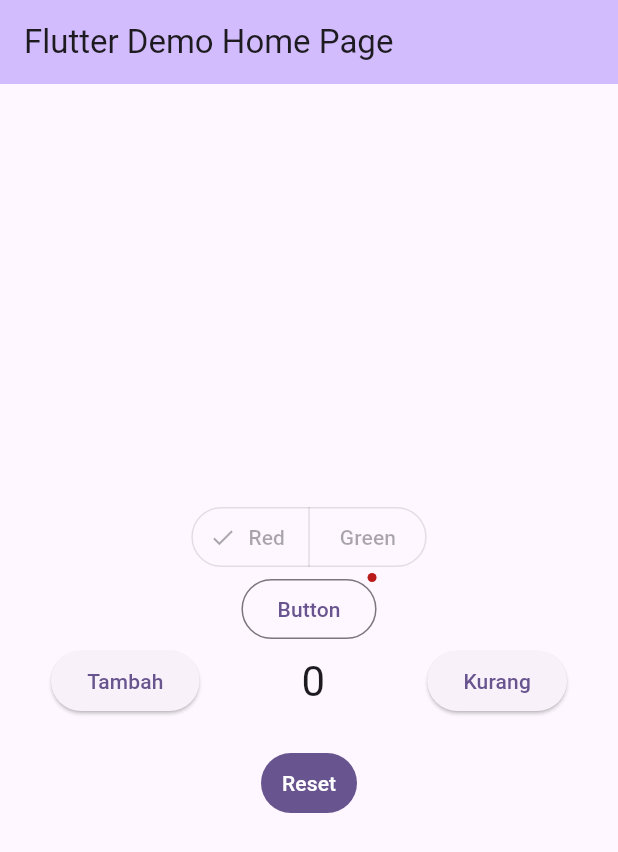
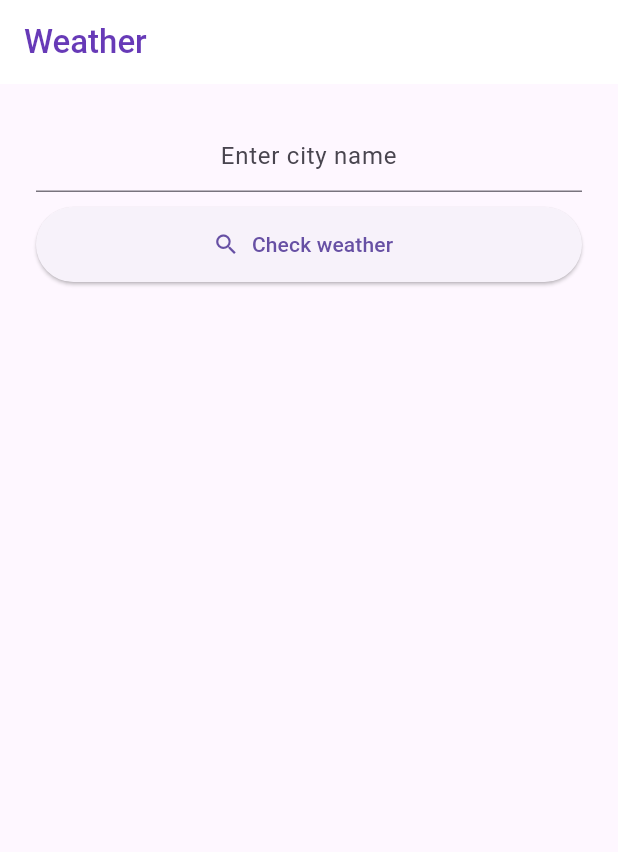
Before and after one commit to IJ4L/weather, a Flutter app: the screen it shows after launch, on a phone screen of 412 x 824 dp. Shown: the top 852 px of the screen. Run offline on Flutter 3.47's test engine with Material 2 defaults, Android fonts, the phone set to English and light mode, and no system bars; our stand-ins replace bloc, dartz, equatable, flutter_bloc, get_it, rxdart.

Commit message:
Add Presentation

```diff
--- /dev/null
+++ b/lib/domain/usecases/get_current_weather.dart
@@ -0,0 +1,14 @@
+import 'package:dartz/dartz.dart';
+import 'package:tdd/core/errors/failure.dart';
+import 'package:tdd/domain/entities/weather.dart';
+import 'package:tdd/domain/repositories/weather_repository.dart';
+
+class GetCurrentWaether {
+  final WeatherRepository repository;
+
+  GetCurrentWaether(this.repository);
+
+  Future<Either<Failure, Weather>> execute(String cityName) {
+    return repository.getCurrentWeather(cityName);
+  }
+}
--- /dev/null
+++ b/lib/injection.dart
@@ -0,0 +1,35 @@
+import 'package:http/http.dart' as http;
+import 'package:get_it/get_it.dart';
+import 'package:tdd/domain/usecases/get_current_weather.dart';
+import 'package:tdd/presentation/bloc/weather_bloc.dart';
+
+import 'data/datasources/remote_data_source.dart';
+import 'data/repositories/weather_repository_impl.dart';
+import 'domain/repositories/weather_repository.dart';
+
+final locator = GetIt.instance;
+
+void init() {
+  // bloc
+  locator.registerFactory(() => WeatherBloc(locator()));
+
+  // usecase
+  locator.registerLazySingleton(() => GetCurrentWaether(locator()));
+
+  // repository
+  locator.registerLazySingleton<WeatherRepository>(
+    () => WeatherRepositoryImpl(
+      remoteDataSource: locator(),
+    ),
+  );
+
+  // data source
+  locator.registerLazySingleton<RemoteDataSource>(
+    () => RemoteDataSourceImpl(
+      client: locator(),
+    ),
+  );
+
+  // external
+  locator.registerLazySingleton(() => http.Client());
+}
--- a/lib/main.dart
+++ b/lib/main.dart
@@ -1,6 +1,11 @@
 import 'package:flutter/material.dart';
+import 'package:flutter_bloc/flutter_bloc.dart';
+import 'package:tdd/presentation/bloc/weather_bloc.dart';
+import 'package:tdd/presentation/pages/weather_page.dart';
+import 'injection.dart' as di;
 
 void main() async {
+  di.init();
   runApp(const MyApp());
 }
 
@@ -9,123 +14,19 @@ class MyApp extends StatelessWidget {
 
   @override
   Widget build(BuildContext context) {
-    return MaterialApp(
-      title: 'Flutter Demo',
-      theme: ThemeData(
-        colorScheme: ColorScheme.fromSeed(seedColor: Colors.deepPurple),
-        useMaterial3: true,
-      ),
-      debugShowCheckedModeBanner: false,
-      home: const MyHomePage(title: 'Flutter Demo Home Page'),
-    );
-  }
-}
-
-class MyHomePage extends StatefulWidget {
-  const MyHomePage({super.key, required this.title});
-  final String title;
-  @override
-  State<MyHomePage> createState() => _MyHomePageState();
-}
-
-class _MyHomePageState extends State<MyHomePage> {
-  int _counter = 0;
-  final Color _selectedColor = Colors.blue;
-
-  void _incrementCounter() {
-    setState(() {
-      _counter++;
-    });
-  }
-
-  void _decrementCounter() {
-    if (_counter == 0) {
-      return;
-    }
-
-    setState(() {
-      _counter--;
-    });
-  }
-
-  void _resetCounter() {
-    if (_counter > 0) {
-      debugPrint("Kita berhasil mereset $_counter menjadi 0");
-      setState(() {
-        _counter = 0;
-      });
-    } else {
-      debugPrint("Kita tidak mereset karena keadaan masih kosong");
-      return;
-    }
-  }
-
-  @override
-  Widget build(BuildContext context) {
-    return Scaffold(
-      appBar: AppBar(
-        backgroundColor: Theme.of(context).colorScheme.inversePrimary,
-        title: Text(widget.title),
-      ),
-      body: Center(
-        child: Column(
-          mainAxisAlignment: MainAxisAlignment.center,
-          children: <Widget>[
-            SegmentedButton(
-              segments: const [
-                ButtonSegment<Color>(
-                  value: Colors.blue,
-                  label: Text('Red'),
-                  enabled: true,
-                ),
-                ButtonSegment<Color>(
-                  value: Colors.green,
-                  label: Text('Green'),
-                ),
-              ],
-              selected: <Color>{_selectedColor},
-            ),
-            Badge(
-              child: OutlinedButton(
-                onPressed: () => {},
-                child: const Text('Button'),
-              ),
-            ),
-            Row(
-              mainAxisAlignment: MainAxisAlignment.spaceAround,
-              children: [
-                ElevatedButton(
-                  onPressed: () => _incrementCounter(),
-                  child: const Text('Tambah'),
-                ),
-                Text(
-                  '$_counter',
-                  style: Theme.of(context).textTheme.headlineMedium,
-                ),
-                ElevatedButton(
-                  onPressed: () => _decrementCounter(),
-                  child: const Text('Kurang'),
-                ),
-              ],
-            ),
-            const SizedBox(
-              height: 20.0,
-            ),
-            TextButton(
-              onPressed: () => _resetCounter(),
-              style: TextButton.styleFrom(
-                backgroundColor:
-                    ThemeData.from(colorScheme: Theme.of(context).colorScheme)
-                        .colorScheme
-                        .primary,
-              ),
-              child: const Text(
-                'Reset',
-                style: TextStyle(color: Colors.white),
-              ),
-            )
-          ],
+    return MultiBlocProvider(
+      providers: [
+        BlocProvider(
+          create: (_) => di.locator<WeatherBloc>(),
         ),
+      ],
+      child: MaterialApp(
+        title: 'Flutter Demo',
+        debugShowCheckedModeBanner: false,
+        theme: ThemeData(
+          useMaterial3: true,
+        ),
+        home: const WeatherPage(),
       ),
     );
   }
--- a/lib/presentation/bloc/weather_bloc.dart
+++ b/lib/presentation/bloc/weather_bloc.dart
@@ -1,11 +1,33 @@
 import 'package:bloc/bloc.dart';
 import 'package:equatable/equatable.dart';
+import 'package:tdd/domain/usecases/get_current_weather.dart';
+import 'package:tdd/presentation/bloc/weather_state.dart';
+import 'package:rxdart/rxdart.dart';
 
 part 'weather_event.dart';
-part 'weather_state.dart';
 
 class WeatherBloc extends Bloc<WeatherEvent, WeatherState> {
-  WeatherBloc() : super(WeatherInitial()) {
-    on<WeatherEvent>((event, emit) {});
+  final GetCurrentWaether _getCurrentWaether;
+
+  WeatherBloc(this._getCurrentWaether) : super(WeatherEmpty()) {
+    on<OnCityChanged>(
+      (event, emit) async {
+        final cityName = event.cityName;
+
+        emit(WeatherLoading());
+
+        final result = await _getCurrentWaether.execute(cityName);
+
+        result.fold(
+          (failure) => emit(WeatherError(failure.message)),
+          (data) => emit(WeatherHasData(data)),
+        );
+      },
+      transformer: debounce(const Duration(milliseconds: 500)),
+    );
+  }
+
+  EventTransformer<T> debounce<T>(Duration duration) {
+    return (events, mapper) => events.debounceTime(duration).flatMap(mapper);
   }
 }
--- a/lib/presentation/bloc/weather_event.dart
+++ b/lib/presentation/bloc/weather_event.dart
@@ -6,3 +6,12 @@ abstract class WeatherEvent extends Equatable {
   @override
   List<Object> get props => [];
 }
+
+class OnCityChanged extends WeatherEvent {
+  final String cityName;
+
+  const OnCityChanged(this.cityName);
+
+  @override
+  List<Object> get props => [cityName];
+}
--- a/lib/presentation/bloc/weather_state.dart
+++ b/lib/presentation/bloc/weather_state.dart
@@ -1,9 +1,32 @@
-part of 'weather_bloc.dart';
+import 'package:equatable/equatable.dart';
+
+import '../../domain/entities/weather.dart';
 
 abstract class WeatherState extends Equatable {
   const WeatherState();
 
   @override
-  List<Object> get props => [];
+  List<Object?> get props => [];
 }
-class WeatherInitial extends WeatherState {}
+
+class WeatherEmpty extends WeatherState {}
+
+class WeatherLoading extends WeatherState {}
+
+class WeatherError extends WeatherState {
+  final String message;
+
+  const WeatherError(this.message);
+
+  @override
+  List<Object?> get props => [message];
+}
+
+class WeatherHasData extends WeatherState {
+  final Weather result;
+
+  const WeatherHasData(this.result);
+
+  @override
+  List<Object?> get props => [result];
+}
--- /dev/null
+++ b/lib/presentation/pages/weather_page.dart
@@ -0,0 +1,188 @@
+import 'package:flutter/material.dart';
+import 'package:flutter_bloc/flutter_bloc.dart';
+
+import '../../core/constants/constant.dart';
+import '../bloc/weather_bloc.dart';
+import '../bloc/weather_state.dart';
+
+class WeatherPage extends StatelessWidget {
+  const WeatherPage({Key? key}) : super(key: key);
+
+  @override
+  Widget build(BuildContext context) {
+    final TextEditingController controller = TextEditingController();
+    return Scaffold(
+      appBar: AppBar(
+        backgroundColor: Colors.white,
+        title: const Text(
+          'Weather',
+          style: TextStyle(
+            color: Colors.deepPurple,
+            fontWeight: FontWeight.w500,
+          ),
+        ),
+      ),
+      body: ListView(
+        children: [
+          Padding(
+            padding: const EdgeInsets.all(24.0),
+            child: Column(
+              mainAxisAlignment: MainAxisAlignment.center,
+              children: [
+                TextField(
+                  controller: controller,
+                  textAlign: TextAlign.center,
+                  decoration: const InputDecoration(
+                    hintText: 'Enter city name',
+                  ),
+                ),
+                const SizedBox(
+                  height: 10.0,
+                ),
+                SizedBox(
+                  width: double.infinity,
+                  height: 50,
+                  child: ElevatedButton.icon(
+                    onPressed: () => context
+                        .read<WeatherBloc>()
+                        .add(OnCityChanged(controller.text)),
+                    icon: const Icon(Icons.search),
+                    label: const Text('Check weather'),
+                  ),
+                ),
+                const SizedBox(height: 32.0),
+                BlocBuilder<WeatherBloc, WeatherState>(
+                  builder: (context, state) {
+                    if (state is WeatherLoading) {
+                      return const Center(
+                        child: CircularProgressIndicator(),
+                      );
+                    } else if (state is WeatherHasData) {
+                      return Column(
+                        key: const Key('weather_data'),
+                        children: [
+                          Row(
+                            mainAxisAlignment: MainAxisAlignment.center,
+                            children: [
+                              Text(
+                                state.result.cityName,
+                                style: const TextStyle(
+                                  fontSize: 22.0,
+                                ),
+                              ),
+                              Image(
+                                image: NetworkImage(
+                                  Urls.weatherIcon(
+                                    state.result.iconCode,
+                                  ),
+                                ),
+                              ),
+                            ],
+                          ),
+                          const SizedBox(height: 8.0),
+                          Text(
+                            '${state.result.main} | ${state.result.description}',
+                            style: const TextStyle(
+                              fontSize: 16.0,
+                              letterSpacing: 1.2,
+                            ),
+                          ),
+                          const SizedBox(height: 24.0),
+                          Table(
+                            defaultColumnWidth: const FixedColumnWidth(150.0),
+                            border: TableBorder.all(
+                              color: Colors.grey,
+                              style: BorderStyle.solid,
+                              width: 1,
+                            ),
+                            children: [
+                              TableRow(children: [
+                                const Padding(
+                                  padding: EdgeInsets.all(8.0),
+                                  child: Text(
+                                    'Temperature',
+                                    style: TextStyle(
+                                      fontSize: 16.0,
+                                      letterSpacing: 1.2,
+                                    ),
+                                  ),
+                                ),
+                                Padding(
+                                  padding: const EdgeInsets.all(8.0),
+                                  child: Text(
+                                    state.result.temperature.toString(),
+                                    style: const TextStyle(
+                                      fontSize: 16.0,
+                                      letterSpacing: 1.2,
+                                      fontWeight: FontWeight.bold,
+                                    ),
+                                  ),
+                                ), // Will be change later
+                              ]),
+                              TableRow(children: [
+                                const Padding(
+                                  padding: EdgeInsets.all(8.0),
+                                  child: Text(
+                                    'Pressure',
+                                    style: TextStyle(
+                                      fontSize: 16.0,
+                                      letterSpacing: 1.2,
+                                    ),
+                                  ),
+                                ),
+                                Padding(
+                                  padding: const EdgeInsets.all(8.0),
+                                  child: Text(
+                                    state.result.pressure.toString(),
+                                    style: const TextStyle(
+                                      fontSize: 16.0,
+                                      letterSpacing: 1.2,
+                                      fontWeight: FontWeight.bold,
+                                    ),
+                                  ),
+                                ), // Will be change later
+                              ]),
+                              TableRow(children: [
+                                const Padding(
+                                  padding: EdgeInsets.all(8.0),
+                                  child: Text(
+                                    'Humidity',
+                                    style: TextStyle(
+                                      fontSize: 16.0,
+                                      letterSpacing: 1.2,
+                                    ),
+                                  ),
+                                ),
+                                Padding(
+                                  padding: const EdgeInsets.all(8.0),
+                                  child: Text(
+                                    state.result.humidity.toString(),
+                                    style: const TextStyle(
+                                      fontSize: 16.0,
+                                      letterSpacing: 1.2,
+                                      fontWeight: FontWeight.bold,
+                                    ),
+                                  ),
+                                ), // Will be change later
+                              ]),
+                            ],
+                          ),
+                        ],
+                      );
+                    } else if (state is WeatherError) {
+                      return const Center(
+                        child: Text('Something went wrong!'),
+                      );
+                    } else {
+                      return const SizedBox();
+                    }
+                  },
+                ),
+              ],
+            ),
+          ),
+        ],
+      ),
+    );
+  }
+}
--- a/pubspec.yaml
+++ b/pubspec.yaml
@@ -41,6 +41,7 @@ dependencies:
   flutter_bloc: ^8.0.1
   get_it: ^7.2.0
   http: ^0.13.3
+  rxdart: ^0.27.7
 
 dev_dependencies:
   flutter_test:
```
Also changed, not shown: config.json (added, +7 -0 lines), pubspec.lock.
